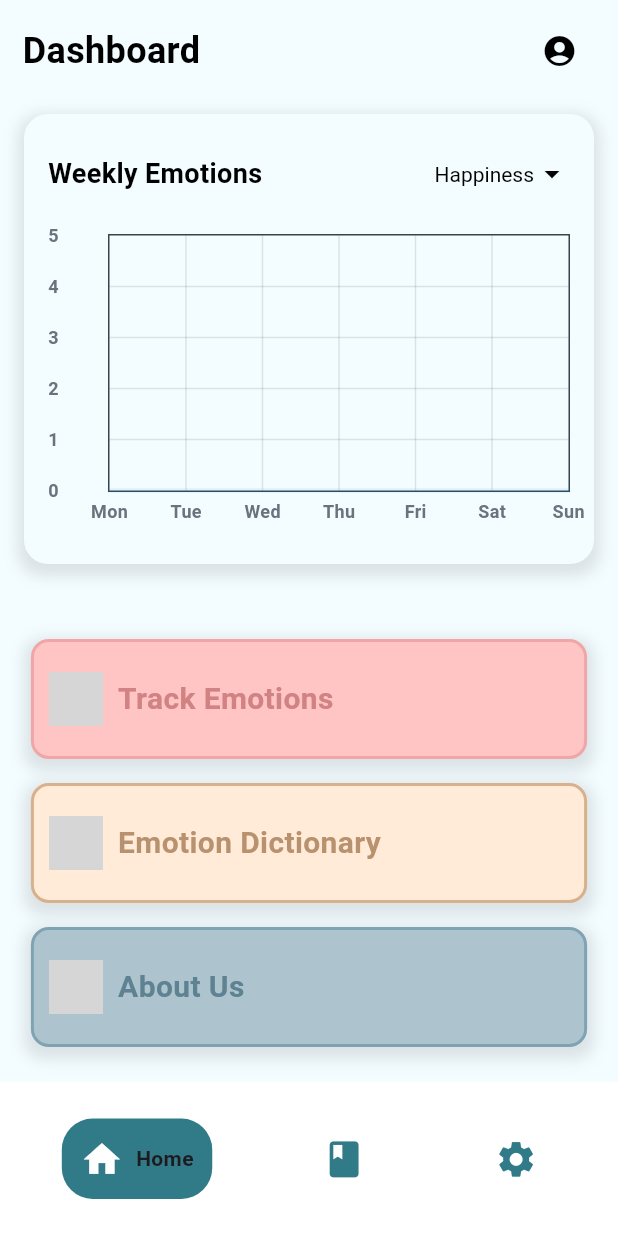
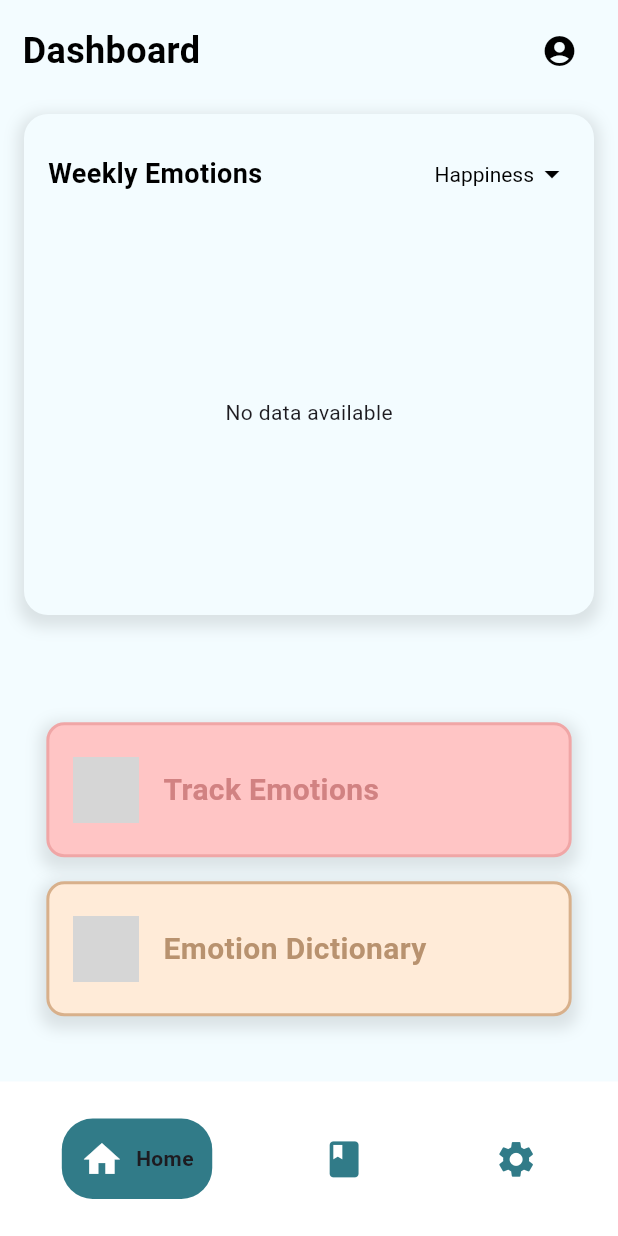
Before and after one commit to Kristoferseyan/fix-emotion, a Flutter app: the screen it shows after launch, after a tap on "Login", on a phone screen of 412 x 824 dp. Run offline on Flutter 3.47's test engine with Material 3 defaults, Android fonts, the phone set to English and light mode, and no system bars; drawn by our look-alikes of fl_chart, google_nav_bar; our stand-ins replace camera, flutter_dotenv, flutter_signin_button, google_sign_in, shared_preferences, supabase_flutter; missing offline and left inert: bcrypt, tflite_v2; accounts and stored records are empty; grey boxes are pictures that could not be loaded.

Commit message:
- Added terms and service - Fixed weekly emotion chart - Removed about us on dashboard - Individual pages on recent sessions

```diff
--- a/lib/analytics-modules/analytics_page.dart
+++ b/lib/analytics-modules/analytics_page.dart
@@ -1,6 +1,7 @@
 import 'package:flutter/material.dart';
 import 'package:supabase_flutter/supabase_flutter.dart';
 import '../graph/pie_chart_widget.dart';
+import 'tracking_detail_page.dart'; // Import the new page
 
 class AnalyticsPage extends StatefulWidget {
   final String userId;
@@ -23,7 +24,7 @@ class _AnalyticsPageState extends State<AnalyticsPage> {
       // Fetch emotion data
       final emotionResponse = await supabase
           .from('emotion_tracking')
-          .select('emotion')
+          .select('emotion, emotion_distribution, timestamp, user_feedback')
           .eq('user_id', widget.userId);
 
       Map<String, int> emotionCount = {};
@@ -44,19 +45,14 @@ class _AnalyticsPageState extends State<AnalyticsPage> {
       };
 
       // Fetch recent trackings
-      final trackingResponse = await supabase
-          .from('emotion_tracking')
-          .select('emotion, timestamp, user_feedback')
-          .eq('user_id', widget.userId)
-          .order('timestamp', ascending: false);
-
-      recentTrackings = List<Map<String, dynamic>>.from(trackingResponse as List<dynamic>).map((tracking) {
+      recentTrackings = List<Map<String, dynamic>>.from(emotionResponse).map((tracking) {
         final DateTime timestamp = DateTime.parse(tracking['timestamp']);
         final String date = '${timestamp.year}-${timestamp.month.toString().padLeft(2, '0')}-${timestamp.day.toString().padLeft(2, '0')}';
         final String time = '${timestamp.hour.toString().padLeft(2, '0')}:${timestamp.minute.toString().padLeft(2, '0')}';
 
         return {
           'emotion': tracking['emotion'],
+          'emotion_distribution': tracking['emotion_distribution'],
           'date': date,
           'time': time,
           'user_feedback': tracking['user_feedback'],
@@ -212,7 +208,21 @@ class _AnalyticsPageState extends State<AnalyticsPage> {
         itemCount: recentTrackings.length,
         itemBuilder: (context, index) {
           final tracking = recentTrackings[index];
-          return Container(
+          return GestureDetector(
+            onTap: () {
+              Navigator.push(
+                  context,
+                  MaterialPageRoute(
+                    builder: (context) => TrackingDetailPage(
+                      emotion: tracking['emotion'],
+                      date: tracking['date'],
+                      time: tracking['time'],
+                      emotionDistributionJson: tracking['emotion_distribution'], // Pass the JSON string directly
+                    ),
+                  ),
+                );
+            },
+            child: Container(
               margin: const EdgeInsets.symmetric(vertical: 8.0, horizontal: 10.0),
               padding: const EdgeInsets.all(8.0),
               decoration: BoxDecoration(
@@ -235,6 +245,7 @@ class _AnalyticsPageState extends State<AnalyticsPage> {
                 subtitle: Text(
                   '${tracking['date']} ${tracking['time']}',
                   style: TextStyle(color: isDarkMode ? Colors.white70 : Colors.black54),
+                ),
               ),
             ),
           );
--- a/lib/dashboard-modules/custom_layout.dart
+++ b/lib/dashboard-modules/custom_layout.dart
@@ -16,37 +16,19 @@ class CustomLayout extends StatelessWidget {
 
   @override
   Widget build(BuildContext context) {
-    return ListView.builder(
-      itemCount: 3,
-      itemBuilder: (context, index) {
-        double width = maxWidth * 0.9;
-        return Padding(
-          padding: const EdgeInsets.symmetric(vertical: 8),
-          child: Center(
-            child: _buildRectangle(
+    return Center(
+      child: Column(
+        mainAxisSize: MainAxisSize.min, // Center vertically
+        children: [
+          _buildRectangle(
             context: context,
-              index: index,
-              width: width,
-            ),
-          ),
-        );
-      },
-    );
-  }
-
-  Widget _buildRectangle({
-    required BuildContext context,
-    required int index,
-    required double width,
-  }) {
-    List<Map<String, dynamic>> rectangles = [
-      {
-        'color': const Color(0xFFFFC5C5),
-        'borderColor': const Color.fromARGB(255, 240, 166, 166),
-        'imagePath': 'assets/images/emoTrack.png',
-        'text': 'Track Emotions',
-        'textColor': const Color.fromARGB(255, 209, 130, 130),
-        'onTap': () {
+            width: maxWidth * 0.85, // Slightly reduced width for better fit
+            color: const Color(0xFFFFC5C5),
+            borderColor: const Color.fromARGB(255, 240, 166, 166),
+            imagePath: 'assets/images/emoTrack.png',
+            text: 'Track Emotions',
+            textColor: const Color.fromARGB(255, 209, 130, 130),
+            onTap: () {
               Navigator.push(
                 context,
                 MaterialPageRoute(
@@ -54,42 +36,48 @@ class CustomLayout extends StatelessWidget {
                 ),
               );
             },
-      },
-      {
-        'color': const Color(0xFFFFEBD8),
-        'borderColor': const Color.fromARGB(255, 216, 176, 139),
-        'imagePath': 'assets/images/emoDict.png',
-        'text': 'Emotion Dictionary',
-        'textColor': const Color.fromARGB(255, 184, 146, 111),
-        'onTap': () {
+          ),
+          const SizedBox(height: 16), // Reduced spacing between boxes
+          _buildRectangle(
+            context: context,
+            width: maxWidth * 0.85, // Slightly reduced width for better fit
+            color: const Color(0xFFFFEBD8),
+            borderColor: const Color.fromARGB(255, 216, 176, 139),
+            imagePath: 'assets/images/emoDict.png',
+            text: 'Emotion Dictionary',
+            textColor: const Color.fromARGB(255, 184, 146, 111),
+            onTap: () {
               Navigator.push(
                 context,
                 MaterialPageRoute(builder: (context) => EmotionDict()),
               );
             },
-      },
-      {
-        'color': const Color(0xFFADC4CE),
-        'borderColor': const Color.fromARGB(255, 128, 163, 179),
-        'imagePath': 'assets/images/aboutUs.png',
-        'text': 'About Us',
-        'textColor': const Color.fromARGB(255, 94, 130, 146),
-        'onTap': null,
-      },
-    ];
+          ),
+        ],
+      ),
+    );
+  }
 
-    final Map<String, dynamic> rectangle = rectangles[index % rectangles.length];
-
+  Widget _buildRectangle({
+    required BuildContext context,
+    required double width,
+    required Color color,
+    required Color borderColor,
+    required String imagePath,
+    required String text,
+    required Color textColor,
+    required VoidCallback onTap,
+  }) {
     return GestureDetector(
-      onTap: rectangle['onTap'],
+      onTap: onTap,
       child: Container(
         width: width,
-        height: 80,
+        height: 90, // Slightly reduced height for better fit
         decoration: BoxDecoration(
-          color: rectangle['color'],
+          color: color,
           borderRadius: BorderRadius.circular(12),
           border: Border.all(
-            color: rectangle['borderColor'],
+            color: borderColor,
             width: 2,
           ),
           boxShadow: [
@@ -103,19 +91,21 @@ class CustomLayout extends StatelessWidget {
         ),
         child: Row(
           children: [
-            const SizedBox(width: 10),
+            const SizedBox(width: 16), // Reduced padding
             Image.asset(
-              rectangle['imagePath'],
-              width: 36,
-              height: 36,
+              imagePath,
+              width: 44, // Adjusted image size for better fit
+              height: 44,
             ),
-            const SizedBox(width: 10),
-            Text(
-              rectangle['text'],
+            const SizedBox(width: 16), // Reduced padding
+            Expanded(
+              child: Text(
+                text,
                 style: TextStyle(
-                color: rectangle['textColor'],
-                fontSize: 20,
+                  color: textColor,
+                  fontSize: 20, // Slightly reduced text size
                   fontWeight: FontWeight.bold,
+                ),
               ),
             ),
           ],
--- a/lib/dashboard-modules/dashboard_layout.dart
+++ b/lib/dashboard-modules/dashboard_layout.dart
@@ -120,10 +120,14 @@ class DashboardBody extends StatelessWidget {
             const SizedBox(height: 10),
             _buildHeader(isDarkMode),
             const SizedBox(height: 10),
-            EmotionChart(
-              selectedEmotion: selectedEmotion,
-              emotions: emotions,
-              onEmotionChanged: onEmotionChanged,
+            // Increase the height of the EmotionChart
+            SizedBox(
+              height: 350, // Increased height for the emotion chart
+              child: EmotionChart(
+                selectedEmotion: selectedEmotion,
+                emotions: emotions,
+                onEmotionChanged: onEmotionChanged,
+              ),
             ),
             const SizedBox(height: 20),
             Expanded(
@@ -135,7 +139,7 @@ class DashboardBody extends StatelessWidget {
                     topRight: Radius.circular(30),
                   ),
                 ),
-                padding: const EdgeInsets.symmetric(vertical: 14, horizontal: 8),
+                padding: const EdgeInsets.symmetric(vertical: 20, horizontal: 8),
                 child: CustomLayout(
                   maxWidth: constraints.maxWidth,
                   userName: userName,
--- a/lib/graph/emotion_chart.dart
+++ b/lib/graph/emotion_chart.dart
@@ -1,3 +1,5 @@
+import 'dart:convert';
+
 import 'package:flutter/material.dart';
 import 'package:fl_chart/fl_chart.dart';
 import 'package:supabase_flutter/supabase_flutter.dart';
@@ -46,15 +48,9 @@ class _EmotionChartState extends State<EmotionChart> {
         .gte('timestamp', DateTime.now().subtract(Duration(days: 7)).toIso8601String())
         .order('timestamp', ascending: true);
 
-      if (response.isNotEmpty) {
-        final firstResponse = response.first;
-        if (firstResponse.containsKey('error')) {
-          print('Supabase error: ${firstResponse['error']}');
+    if (response.isEmpty) {
       return [];
     }
-      }
-
-      print('Supabase response: $response');  // Debugging output
 
     // Initialize a map to hold sums and counts for each day of the week
     Map<int, double> dailyEmotionSum = {};
@@ -73,7 +69,13 @@ class _EmotionChartState extends State<EmotionChart> {
       if (dayIndex < 7) {
         // Reverse the index to align with the chart (Mon-Sun)
         int chartIndex = 6 - dayIndex;
-          double emotionValue = (entry['emotion_distribution'] as Map<String, dynamic>)[emotion] ?? 0.0;
+
+        // Parse the emotion_distribution JSON correctly
+        final emotionDistributionJson = entry['emotion_distribution'];
+        final Map<String, dynamic> emotionDistributionMap = jsonDecode(emotionDistributionJson);
+
+        // Convert the specific emotion value to double
+        double emotionValue = (emotionDistributionMap[emotion] ?? 0.0).toDouble();
 
         dailyEmotionSum[chartIndex] = dailyEmotionSum[chartIndex]! + emotionValue;
         dailyEmotionCounts[chartIndex] = dailyEmotionCounts[chartIndex]! + 1;
@@ -90,13 +92,13 @@ class _EmotionChartState extends State<EmotionChart> {
       print('Day $i: Average $emotion = $averageEmotionValue');  // Debugging output
     }
 
-      print('Generated spots: $spots');  // Debugging output
     return spots;
   } catch (e) {
     print('Error fetching emotion data: $e');
     return [];
   }
 }
+
 
   @override
   Widget build(BuildContext context) {
```
Also changed, not shown: lib/analytics-modules/tracking_detail_page.dart (+39 -66 lines), lib/auth-modules/reg-modules/registration.dart (+72 -3 lines), lib/auth-modules/reg-modules/terms_and_conditions.dart (added, +47 -0 lines), lib/auth-modules/reg-modules/terms_and_conditions_dialog.dart (added, +44 -0 lines). Lines whose indentation alone changed are shown as unchanged.
